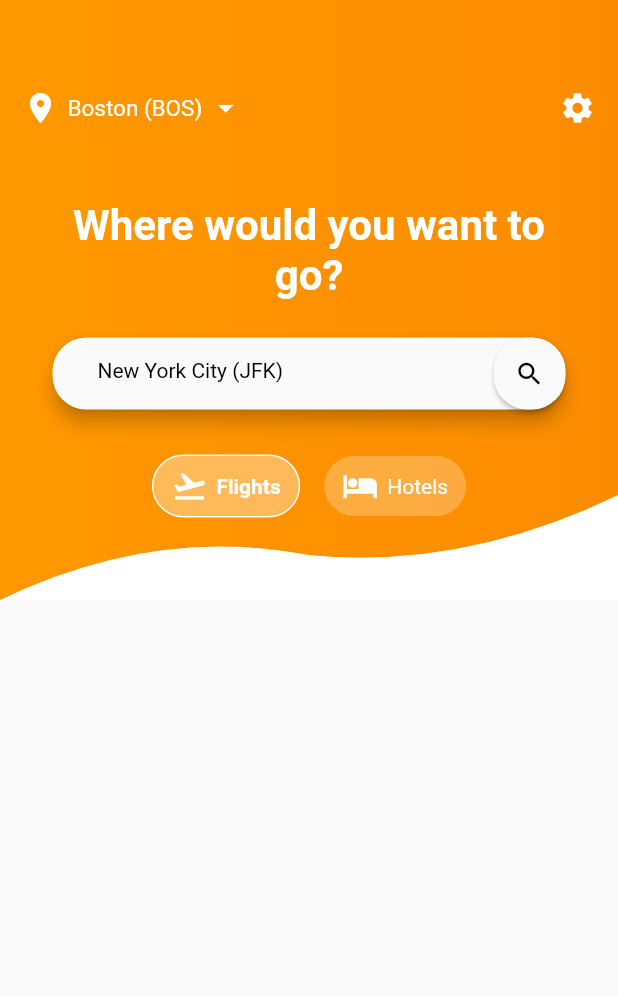
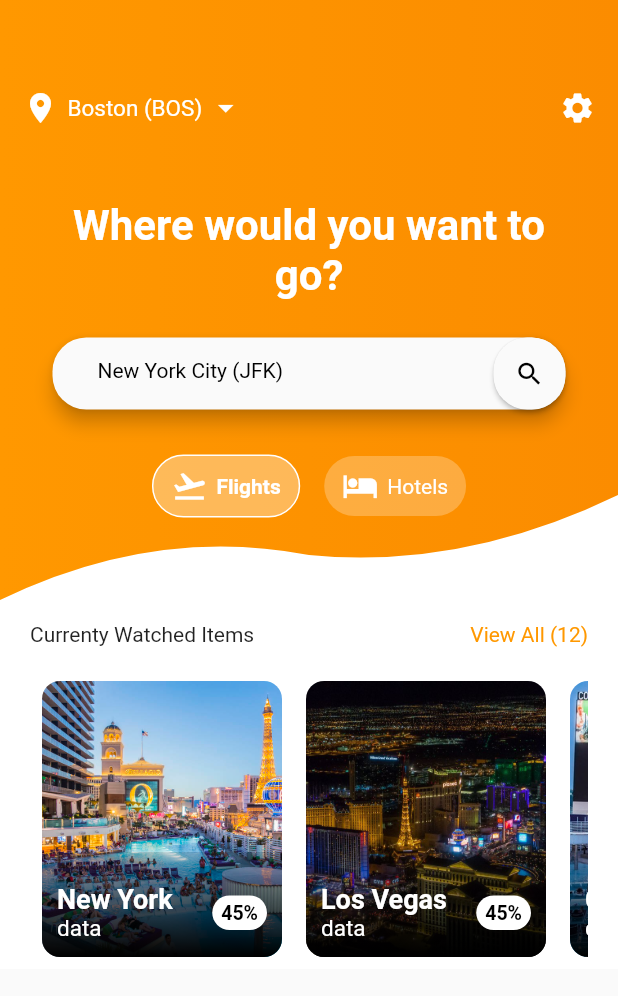
Before and after one commit to AGHackz/Flight_Tickets, a Flutter app: the screen it shows after launch, on a phone screen of 412 x 824 dp. Shown: the top 996 px of the screen. Run offline on Flutter 3.47's test engine with Material 2 defaults, Android fonts, the phone set to English and light mode, and no system bars.

Commit message:
Added List View Items

```diff
--- a/lib/main.dart
+++ b/lib/main.dart
@@ -19,7 +19,7 @@ class HomeScreen extends StatelessWidget {
   Widget build(BuildContext context) {
     return Scaffold(
       body: Column(
-        children: <Widget>[HomeScreenTopPart()],
+        children: <Widget>[HomeScreenTopPart(), HomeScreenBottomPart()],
       ),
     );
   }
@@ -234,3 +234,135 @@ class _ChoiceChipState extends State<ChoiceChip> {
     }
   }
 }
+
+class HomeScreenBottomPart extends StatelessWidget {
+  @override
+  Widget build(BuildContext context) {
+    return Container(
+      color: Colors.white,
+      child: Padding(
+        padding: const EdgeInsets.symmetric(horizontal: 20.0),
+        child: Column(children: <Widget>[
+          SizedBox(
+            height: 15.0,
+          ),
+          Container(
+            child: Row(
+              mainAxisAlignment: MainAxisAlignment.spaceBetween,
+              children: <Widget>[
+                Text("Currenty Watched Items"),
+                Text(
+                  "View All (12)",
+                  style: TextStyle(color: Colors.orange),
+                )
+              ],
+            ),
+          ),
+          SizedBox(
+            height: 15.0,
+          ),
+          Container(
+            height: 200.0,
+            child:
+                ListView(scrollDirection: Axis.horizontal, children: <Widget>[
+              PlaceListItem(
+                  "New York", "assets/images/new_york.jpg", Colors.blue),
+              PlaceListItem(
+                  "Los Vegas", "assets/images/los_vegas.jpg", Colors.red),
+              PlaceListItem("China", "assets/images/china.jpg", Colors.green)
+            ]),
+          )
+        ]),
+      ),
+    );
+  }
+}
+
+class PlaceListItem extends StatefulWidget {
+  final String title;
+  final String image;
+  final Color color;
+  final String discount = "45%";
+
+  PlaceListItem(this.title, this.image, this.color);
+
+  @override
+  _PlaceListItemState createState() => _PlaceListItemState();
+}
+
+class _PlaceListItemState extends State<PlaceListItem> {
+  @override
+  Widget build(BuildContext context) {
+    return Padding(
+      padding: const EdgeInsets.symmetric(horizontal: 8.0, vertical: 8.0),
+      child: ClipRRect(
+        borderRadius: BorderRadius.all(Radius.circular(12.0)),
+        child: Container(
+          width: 160.0,
+          height: 200.0,
+          child: Stack(
+            fit: StackFit.expand,
+            children: <Widget>[
+              Image.asset(widget.image, fit: BoxFit.cover),
+              Positioned(
+                left: 0.0,
+                right: 0.0,
+                bottom: 0.0,
+                child: Container(
+                  height: 70.0,
+                  width: 160.0,
+                  decoration: BoxDecoration(
+                      gradient: LinearGradient(
+                          colors: [Colors.black, Colors.black12],
+                          begin: Alignment.bottomCenter,
+                          end: Alignment.topCenter)),
+                ),
+              ),
+              Positioned(
+                  left: 10.0,
+                  right: 10.0,
+                  bottom: 10.0,
+                  child: Row(
+                    mainAxisSize: MainAxisSize.max,
+                    mainAxisAlignment: MainAxisAlignment.spaceBetween,
+                    children: <Widget>[
+                      Column(
+                        mainAxisAlignment: MainAxisAlignment.start,
+                        crossAxisAlignment: CrossAxisAlignment.start,
+                        children: <Widget>[
+                          Text(widget.title,
+                              style: TextStyle(
+                                  color: Colors.white,
+                                  fontSize: 18.0,
+                                  fontWeight: FontWeight.bold)),
+                          Text("data",
+                              style: TextStyle(
+                                  color: Colors.white, fontSize: 15.0))
+                        ],
+                      ),
+                      Container(
+                        decoration: BoxDecoration(
+                            borderRadius:
+                                BorderRadius.all(Radius.circular(25.0)),
+                            color: Colors.white),
+                        child: Padding(
+                          padding: const EdgeInsets.symmetric(
+                              horizontal: 6.0, vertical: 4.0),
+                          child: Text(
+                            widget.discount,
+                            style: TextStyle(
+                                color: Colors.black,
+                                fontSize: 13.0,
+                                fontWeight: FontWeight.bold),
+                          ),
+                        ),
+                      )
+                    ],
+                  ))
+            ],
+          ),
+        ),
+      ),
+    );
+  }
+}
--- a/pubspec.yaml
+++ b/pubspec.yaml
@@ -41,8 +41,10 @@ flutter:
   uses-material-design: true
 
   # To add assets to your application, add an assets section, like this:
-  # assets:
-  #  - images/a_dot_burr.jpeg
+  assets:
+   - assets/images/los_vegas.jpg
+   - assets/images/china.jpg
+   - assets/images/new_york.jpg
   #  - images/a_dot_ham.jpeg
 
   # An image asset can refer to one or more resolution-specific "variants", see
```
Also changed, not shown: assets/images/china.jpg (added), assets/images/los_vegas.jpg (added), assets/images/new_york.jpg (added).
